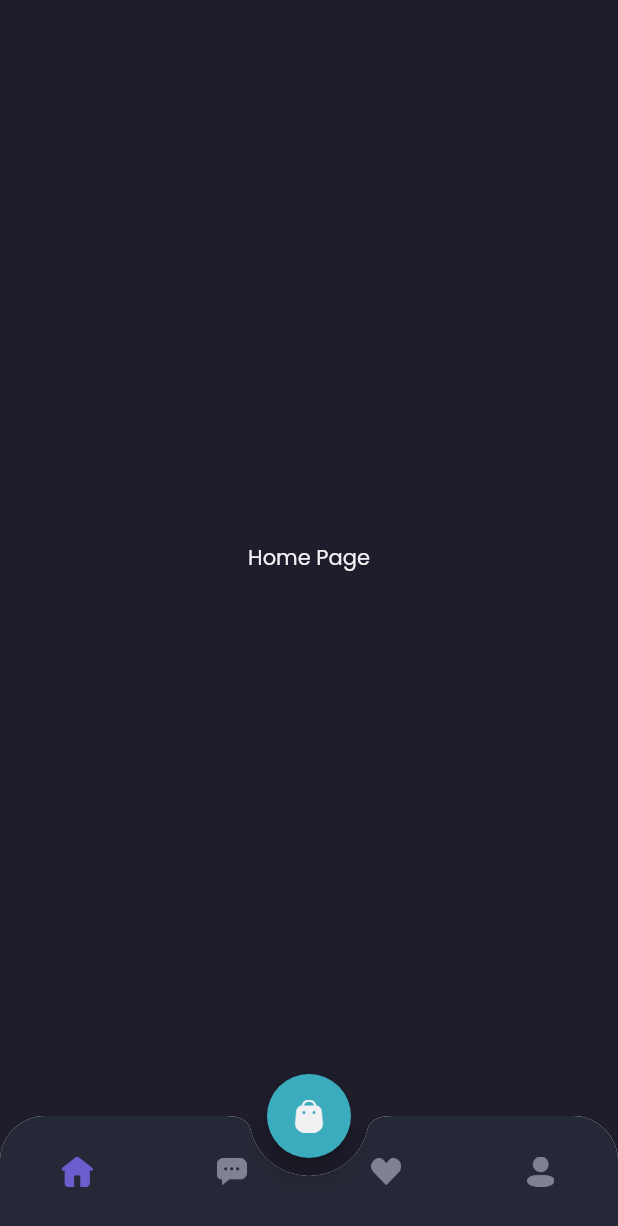
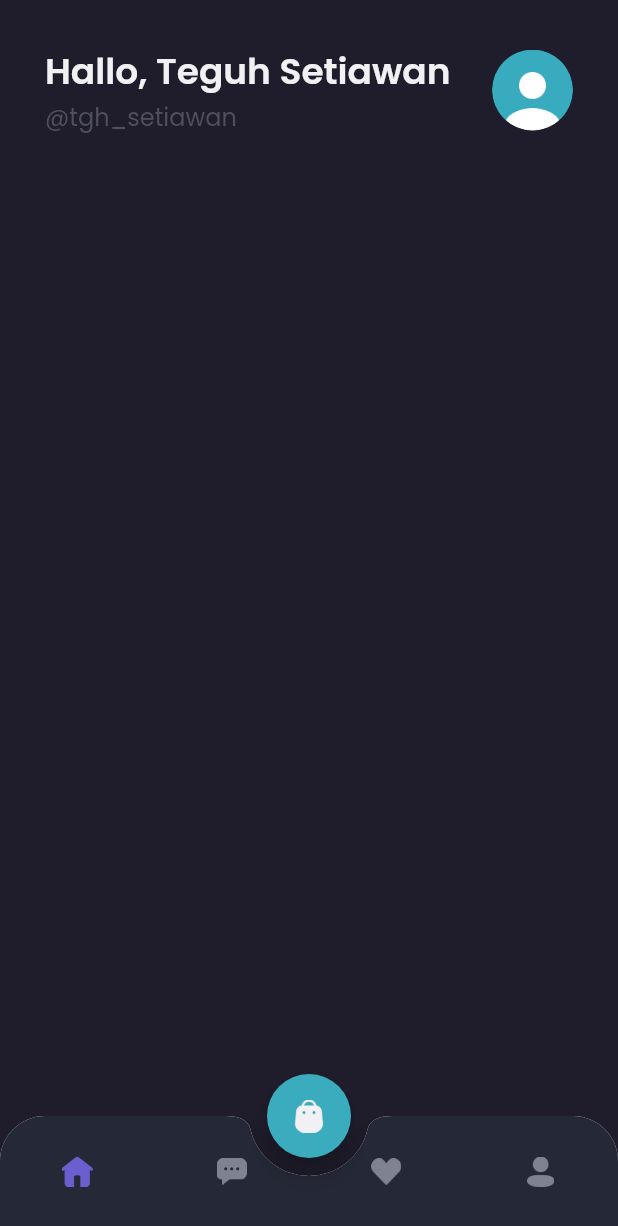
Before and after one commit to tghsetiawan/Shamo, a Flutter app: the MainPage screen opened by its route, on a phone screen of 412 x 824 dp. Shown: the top 1226 px of the screen. Run offline on Flutter 3.47's test engine with Material 2 defaults, Android fonts, the phone set to English and light mode, and no system bars; our stand-ins replace google_fonts.

Commit message:
13 Home page bagian header

```diff
--- a/lib/pages/home/home_page.dart
+++ b/lib/pages/home/home_page.dart
@@ -6,11 +6,56 @@ class HomePage extends StatelessWidget {
 
   @override
   Widget build(BuildContext context) {
-    return Center(
-      child: Text(
-        'Home Page',
-        style: primaryTextStyle,
-      ),
+    Widget header() {
+      return Container(
+        margin: EdgeInsets.only(
+          top: defaultMargin,
+          left: defaultMargin,
+          right: defaultMargin,
+        ),
+        child: Row(
+          children: [
+            Expanded(
+              child: Column(
+                crossAxisAlignment: CrossAxisAlignment.start,
+                children: [
+                  Text(
+                    'Hallo, Teguh Setiawan',
+                    style: primaryTextStyle.copyWith(
+                      fontSize: 24,
+                      fontWeight: semiBold,
+                    ),
+                  ),
+                  Text(
+                    '@tgh_setiawan',
+                    style: subtitleTextStyle.copyWith(
+                      fontSize: 16,
+                    ),
+                  )
+                ],
+              ),
+            ),
+            Container(
+              width: 54,
+              height: 54,
+              decoration: BoxDecoration(
+                shape: BoxShape.circle,
+                image: DecorationImage(
+                  image: AssetImage(
+                    'assets/image_profile.png',
+                  ),
+                ),
+              ),
+            )
+          ],
+        ),
+      );
+    }
+
+    return ListView(
+      children: [
+        header(),
+      ],
     );
   }
 }
```
